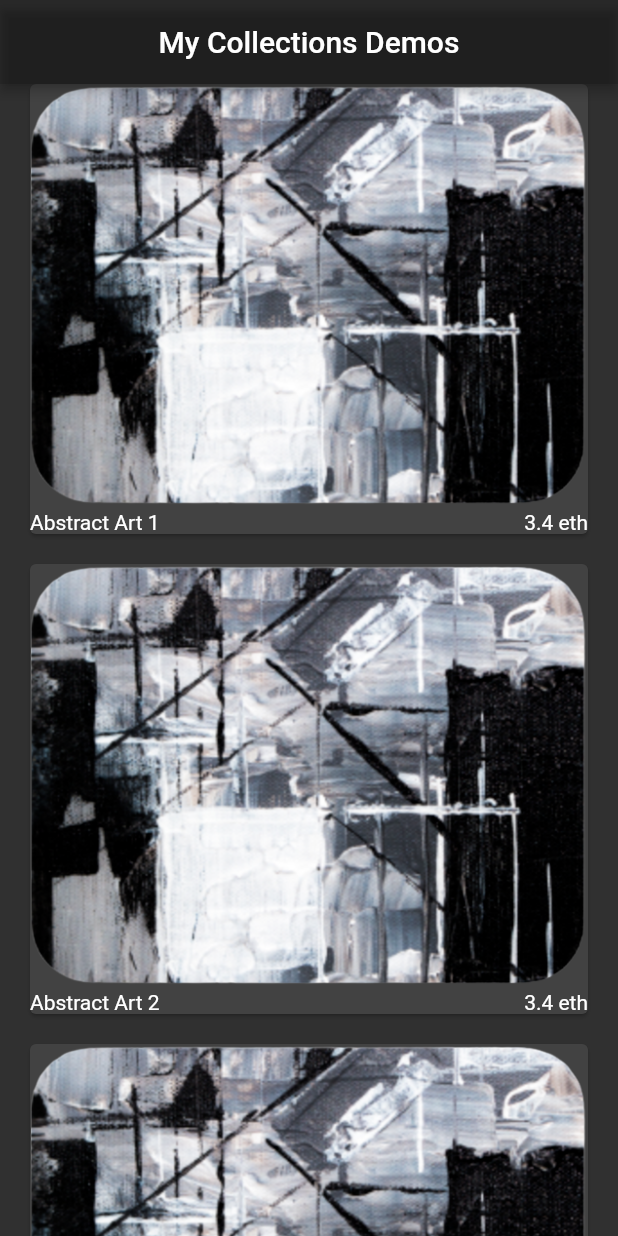
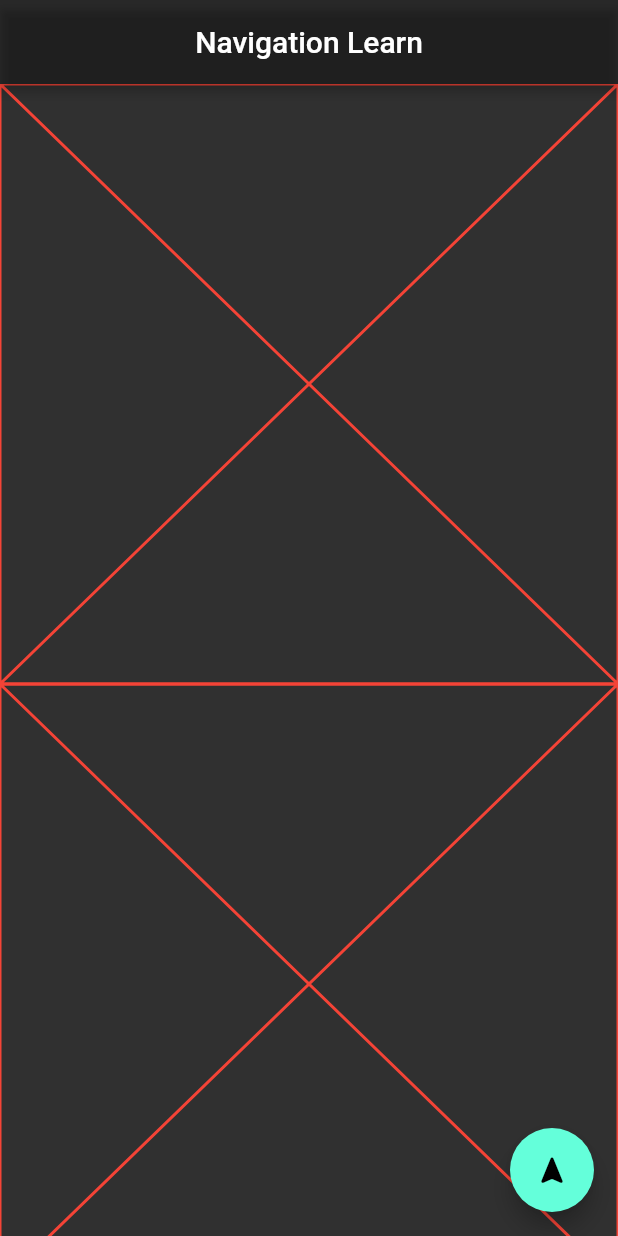
Before and after one commit to onalanrecep/zero_to_hero_flutter, a Flutter app: the screen it shows after launch, on a phone screen of 412 x 824 dp. Run offline on Flutter 3.47's test engine with Material 2 defaults, Android fonts, the phone set to English and light mode, and no system bars.

Commit message:
Navigator Learn Going On

```diff
--- /dev/null
+++ b/lib/101/navigate_detail_learn.dart
@@ -0,0 +1 @@
+import 'package:flutter/material.dart';
--- /dev/null
+++ b/lib/101/navigation_learn.dart
@@ -0,0 +1,46 @@
+import 'package:flutter/material.dart';
+import 'package:zero_to_hero_flutter/101/icon_learn.dart';
+
+class NavigationLearn extends StatefulWidget {
+  const NavigationLearn({super.key});
+
+  @override
+  State<NavigationLearn> createState() => _NavigationLearnState();
+}
+
+class _NavigationLearnState extends State<NavigationLearn>
+    with NavigatorManager {
+  @override
+  Widget build(BuildContext context) {
+    return Scaffold(
+      appBar: AppBar(
+        title: const Text('Navigation Learn'),
+      ),
+      body: ListView.builder(itemBuilder: (context, index) {
+        return const Placeholder(
+          color: Colors.red,
+        );
+      }),
+      floatingActionButton: FloatingActionButton(
+        child: const Icon(Icons.navigation_rounded),
+        onPressed: () {
+          navigateToWidget(context, IconLearnView());
+        },
+      ),
+    );
+  }
+}
+
+mixin NavigatorManager {
+  void navigateToWidget(BuildContext context, Widget widget) {
+    Navigator.of(context).push(
+      MaterialPageRoute(
+        builder: (context) {
+          return widget;
+        },
+        fullscreenDialog: true,
+        settings: const RouteSettings(),
+      ),
+    );
+  }
+}
--- a/lib/main.dart
+++ b/lib/main.dart
@@ -1,6 +1,7 @@
 import 'package:flutter/material.dart';
 import 'package:flutter/services.dart';
-import 'package:zero_to_hero_flutter/demos/my_collections_demos.dart';
+import 'package:zero_to_hero_flutter/101/navigation_learn.dart';
+//import 'package:zero_to_hero_flutter/demos/my_collections_demos.dart';
 //import 'package:zero_to_hero_flutter/101/list_view_learnd.dart';
 //import 'package:zero_to_hero_flutter/101/statefull_life_cycle_learn.dart';
 //import 'package:zero_to_hero_flutter/101/text_field_learn.dart';
@@ -49,6 +50,6 @@ class MainApp extends StatelessWidget {
               systemOverlayStyle: SystemUiOverlayStyle.light,
             )),
         debugShowCheckedModeBanner: false,
-        home: const MyCollectionsDemos());
+        home: const NavigationLearn());
   }
 }
```
